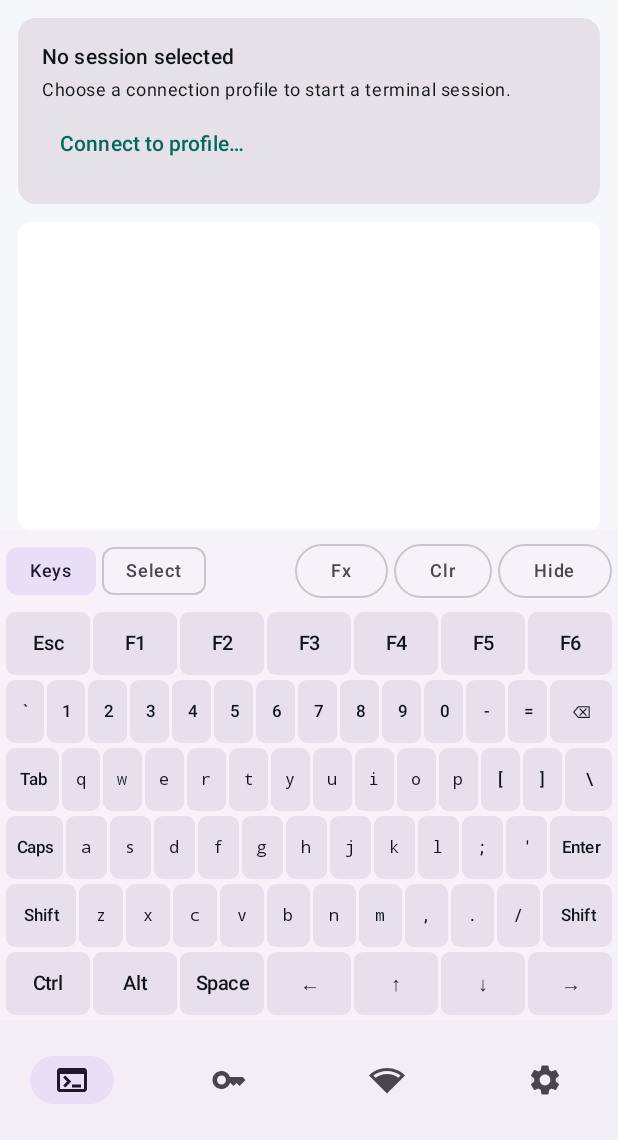
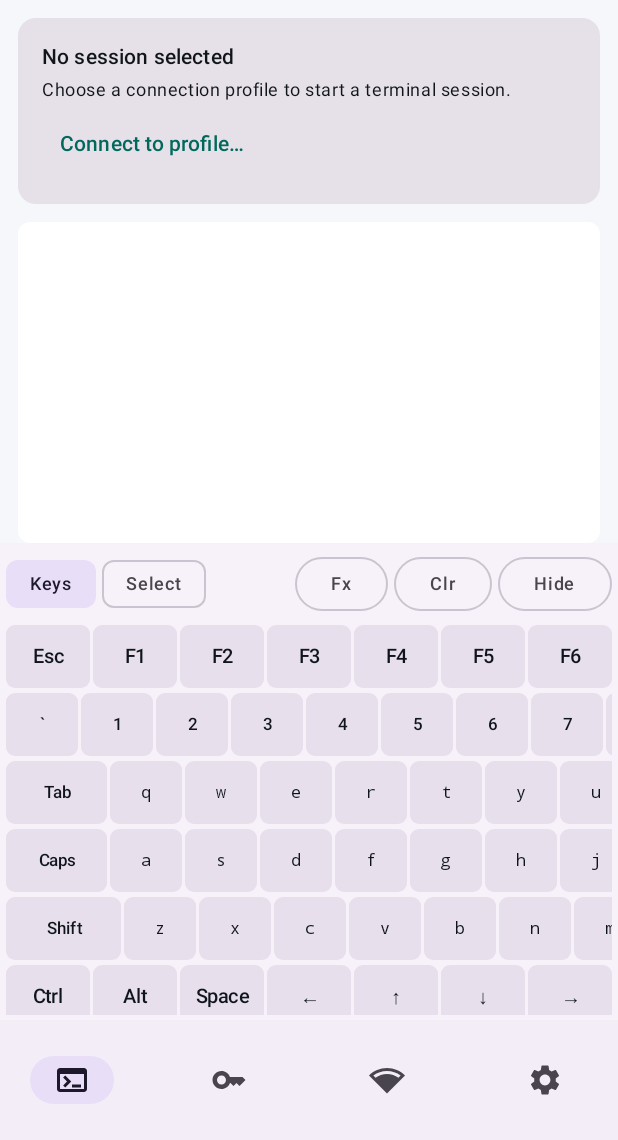
Before and after one commit to RatioJuris/DroidTerminal, an Android app built with Jetpack Compose: the screen it shows after launch (MainActivity), on a phone screen of 412 x 824 dp, the part 96-1236 px from its top. Run offline under Robolectric (Android 15) with nearby library versions, the phone set to English and light mode, and no system bars; libraries missing offline, so code that uses them is left out: com.jcraft.jsch.

Commit message:
key 2axis

```diff
--- a/app/src/main/kotlin/com/ratiojuris/droidterminal/ui/terminal/InAppKeyboard.kt
+++ b/app/src/main/kotlin/com/ratiojuris/droidterminal/ui/terminal/InAppKeyboard.kt
@@ -10,6 +10,7 @@ package com.ratiojuris.droidterminal.ui.terminal
 import androidx.compose.foundation.background
 import androidx.compose.foundation.gestures.detectTapGestures
 import androidx.compose.foundation.horizontalScroll
+import androidx.compose.foundation.verticalScroll
 import androidx.compose.foundation.layout.Arrangement
 import androidx.compose.foundation.layout.Box
 import androidx.compose.foundation.layout.Column
@@ -17,6 +18,7 @@ import androidx.compose.foundation.layout.Row
 import androidx.compose.foundation.layout.RowScope
 import androidx.compose.foundation.layout.fillMaxWidth
 import androidx.compose.foundation.layout.height
+import androidx.compose.foundation.layout.heightIn
 import androidx.compose.foundation.layout.padding
 import androidx.compose.foundation.layout.width
 import androidx.compose.foundation.rememberScrollState
@@ -259,6 +261,14 @@ fun InAppKeyboard(
         }
 
         if (pad == KeyboardPad.KEYS) {
+            Box(
+                modifier = Modifier
+                    .fillMaxWidth()
+                    .heightIn(max = 260.dp)
+                    .horizontalScroll(rememberScrollState())
+                    .verticalScroll(rememberScrollState()),
+            ) {
+                Column(verticalArrangement = Arrangement.spacedBy(3.dp)) {
                     if (showFunctionRow) {
                         ScrollableKeyRow(functionRow, modifiers, shiftActive, capsLock, haptics, onKey, onModifierTap, onToggleCaps)
                     }
@@ -267,6 +277,8 @@ fun InAppKeyboard(
                     WeightedKeyRow(homeRow, modifiers, shiftActive, capsLock, haptics, onKey, onModifierTap, onToggleCaps, smallText = true)
                     WeightedKeyRow(bottomLetterRow, modifiers, shiftActive, capsLock, haptics, onKey, onModifierTap, onToggleCaps, smallText = true)
                     ScrollableKeyRow(controlRow, modifiers, shiftActive, capsLock, haptics, onKey, onModifierTap, onToggleCaps)
+                }
+            }
         } else {
             SelectPad(selectionActive, onSelectionAction)
         }
@@ -303,7 +315,6 @@ private fun WeightedKeyRow(
     smallText: Boolean,
 ) {
     Row(
-        modifier = Modifier.fillMaxWidth(),
         horizontalArrangement = Arrangement.spacedBy(2.dp),
     ) {
         keys.forEach { def ->
@@ -334,9 +345,6 @@ private fun ScrollableKeyRow(
     onToggleCaps: () -> Unit,
 ) {
     Row(
-        modifier = Modifier
-            .fillMaxWidth()
-            .horizontalScroll(rememberScrollState()),
         horizontalArrangement = Arrangement.spacedBy(2.dp),
     ) {
         keys.forEach { def ->
@@ -400,7 +408,8 @@ private fun RowScope.KeyboardKey(
         ModifierState.VisualState.ONE_SHOT -> MaterialTheme.colorScheme.onPrimaryContainer
         ModifierState.VisualState.OFF -> MaterialTheme.colorScheme.onSurface
     }
-    val baseModifier = if (fixedWidth) Modifier.width(56.dp) else Modifier.weight(def.weight)
+    val keyWidth = if (fixedWidth) 56.dp else 48.dp * def.weight
+    val baseModifier = Modifier.width(keyWidth)
 
     Box(
         modifier = baseModifier
```
Also changed, not shown: 2 other files. Lines whose indentation alone changed are shown as unchanged.
